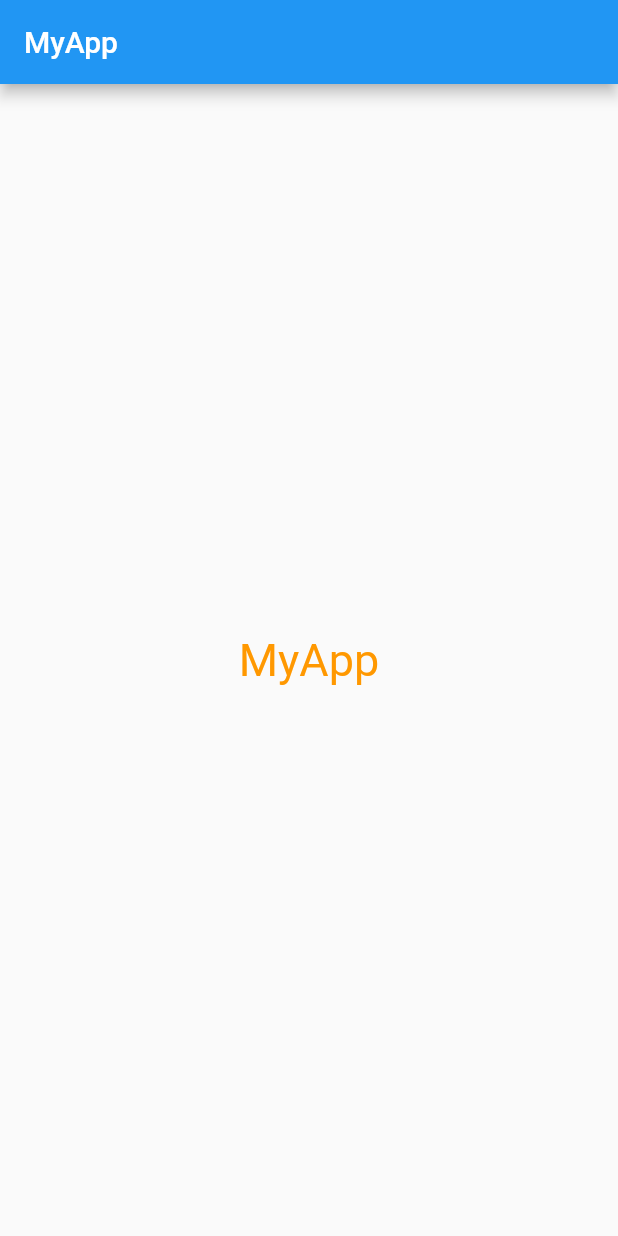
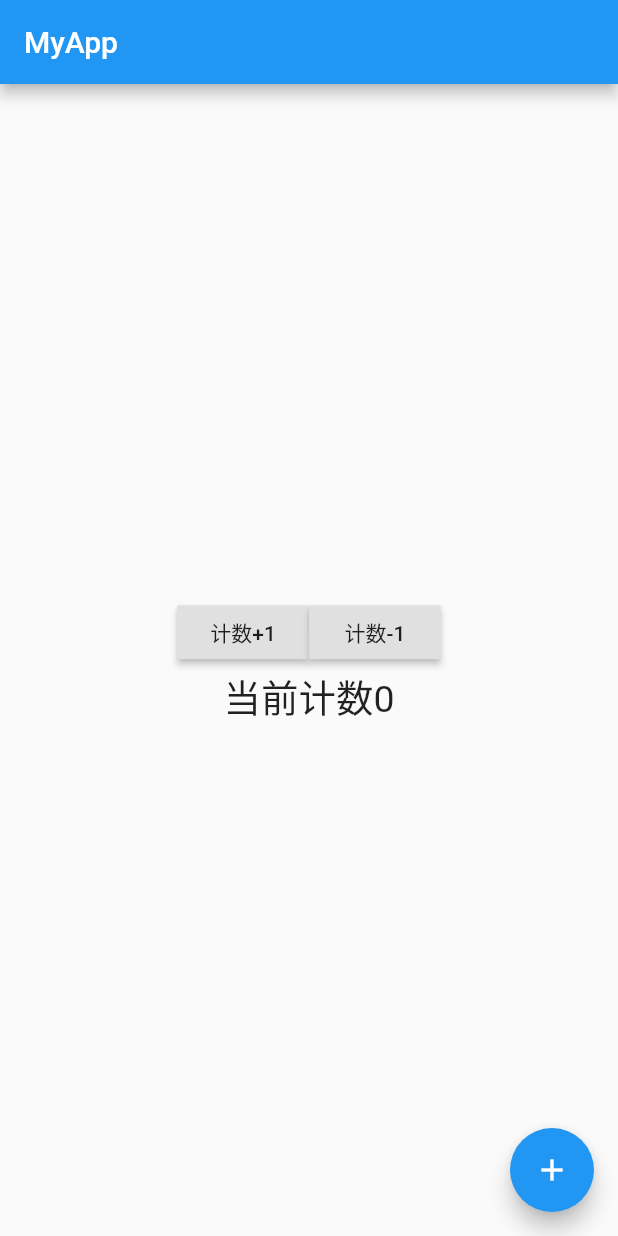
Before and after one commit to GuoJinpei/FlutterProduct, a Flutter app: the screen it shows after launch, on a phone screen of 412 x 824 dp. Run offline on Flutter 3.47's test engine with Material 2 defaults, Android fonts, the phone set to English and light mode, and no system bars.

Commit message:
案例2动态案例

```diff
--- a/lib/main.dart
+++ b/lib/main.dart
@@ -1,37 +1,69 @@
 import 'package:flutter/material.dart';
 
-//void main() {
-//  MyApp();
-//}
-main() => (runApp(MyApp()));
+void main() {
+  runApp(MyApp());
+}
 
 class MyApp extends StatelessWidget {
   @override
   Widget build(BuildContext context) {
     return MaterialApp(
-      title: 'MyApp',
+      title: "MyApp",
       home: Scaffold(
-          appBar: AppBar(
-            title: Text("MyApp"),
-          ),
-          body: TextContent()
+        appBar: AppBar(
+          title: Text("MyApp"),
+        ),
+        body: ContentWidget(),
+        floatingActionButton: FloatingActionButton(
+          child: Icon(Icons.add),
+          onPressed: (){
+            print("AddBtnClick");
+          },
+        ),
       ),
     );
   }
 }
 
-class TextContent extends StatelessWidget {
+class ContentWidget extends StatefulWidget{
+  @override
+  State<StatefulWidget> createState() {
+    return ContentWidgetState();
+  }
+}
+
+class ContentWidgetState extends State<ContentWidget> {
+  int counter = 0;
   @override
   Widget build(BuildContext context) {
-    return Center(
-      child: Text(
-        "MyApp",
-        textDirection: TextDirection.ltr,
-        style: TextStyle(
-            color: Colors.orange,
-            fontSize: 30
+    return Column(
+      mainAxisAlignment: MainAxisAlignment.center,
+      children: <Widget>[
+        Row(
+          mainAxisAlignment: MainAxisAlignment.center,
+          children: <Widget>[
+            RaisedButton(
+              onPressed: (){
+                setState(() {
+                  counter++;
+                });
+                print("$counter");
+              },
+              child: Text("计数+1"),
+            ),
+            RaisedButton(
+              onPressed: (){
+                setState(() {
+                  counter--;
+                });
+                print("$counter");
+              },
+              child: Text("计数-1"),
+            )
+          ],
         ),
-      ),
+        Text("当前计数$counter",style: TextStyle(fontSize: 25),)
+      ],
     );
   }
 }
```
